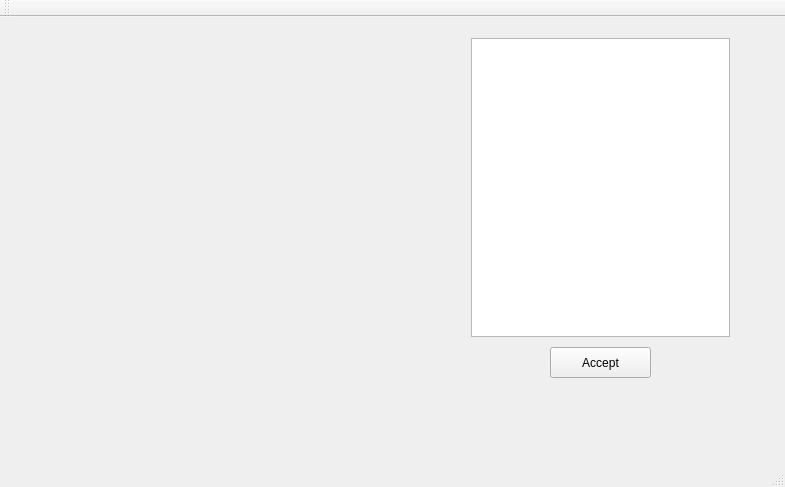
First picture: the form in Chess_project/Chess_project.ui, repository xif19/Chess_project, before the edit.
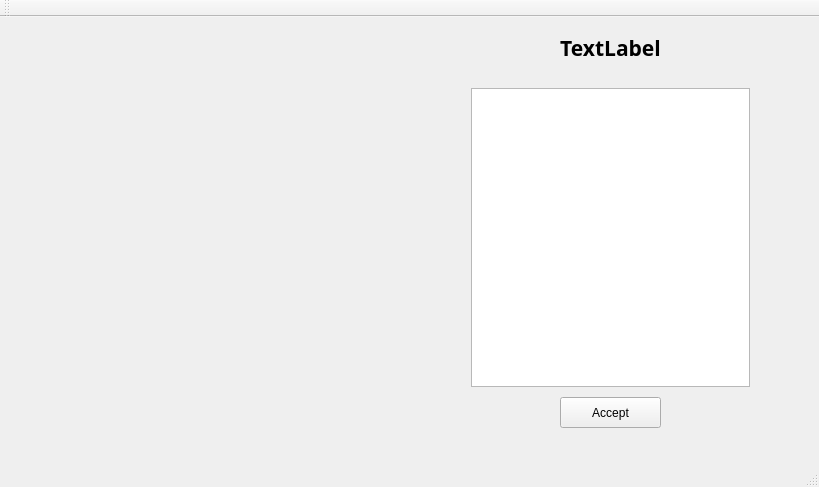
Second picture: the form after the edit.

Commit message: The pieces can now move and added label for the turns

```diff
--- a/Chess_project/Chess_project.ui
+++ b/Chess_project/Chess_project.ui
@@ -6,7 +6,7 @@
    <rect>
     <x>0</x>
     <y>0</y>
-    <width>785</width>
+    <width>819</width>
     <height>487</height>
    </rect>
   </property>
@@ -45,8 +45,8 @@
     <property name="geometry">
      <rect>
       <x>460</x>
-      <y>10</y>
-      <width>281</width>
+      <y>60</y>
+      <width>301</width>
       <height>321</height>
      </rect>
     </property>
@@ -66,8 +66,8 @@
    <widget class="QPushButton" name="acceptMenuButton">
     <property name="geometry">
      <rect>
-      <x>550</x>
-      <y>330</y>
+      <x>560</x>
+      <y>380</y>
       <width>101</width>
       <height>31</height>
      </rect>
@@ -79,6 +79,47 @@
      <string>Accept</string>
     </property>
    </widget>
+   <widget class="QLabel" name="turnLabel">
+    <property name="geometry">
+     <rect>
+      <x>460</x>
+      <y>10</y>
+      <width>301</width>
+      <height>41</height>
+     </rect>
+    </property>
+    <property name="sizePolicy">
+     <sizepolicy hsizetype="Preferred" vsizetype="Preferred">
+      <horstretch>0</horstretch>
+      <verstretch>0</verstretch>
+     </sizepolicy>
+    </property>
+    <property name="font">
+     <font>
+      <family>Bahnschrift SemiBold</family>
+      <pointsize>16</pointsize>
+      <bold>true</bold>
+     </font>
+    </property>
+    <property name="layoutDirection">
+     <enum>Qt::LayoutDirection::LeftToRight</enum>
+    </property>
+    <property name="autoFillBackground">
+     <bool>false</bool>
+    </property>
+    <property name="text">
+     <string>TextLabel</string>
+    </property>
+    <property name="textFormat">
+     <enum>Qt::TextFormat::MarkdownText</enum>
+    </property>
+    <property name="alignment">
+     <set>Qt::AlignmentFlag::AlignCenter</set>
+    </property>
+    <property name="wordWrap">
+     <bool>false</bool>
+    </property>
+   </widget>
   </widget>
   <widget class="QMenuBar" name="menuBar">
    <property name="geometry">
```
Left out of the diff: 2 changed lines with no effect on the pictures. The commit also changes 4 other files.
